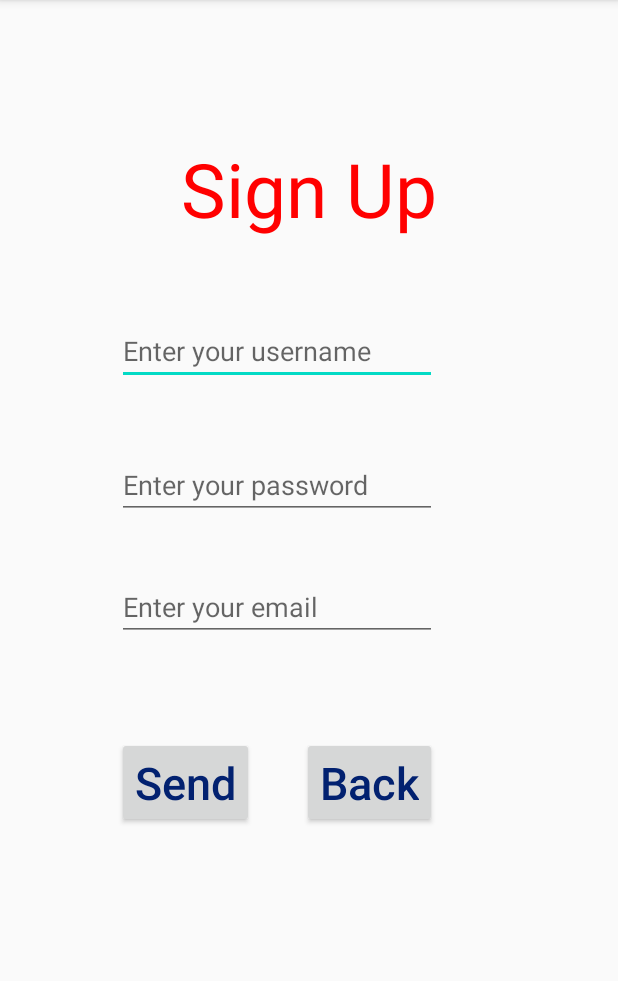
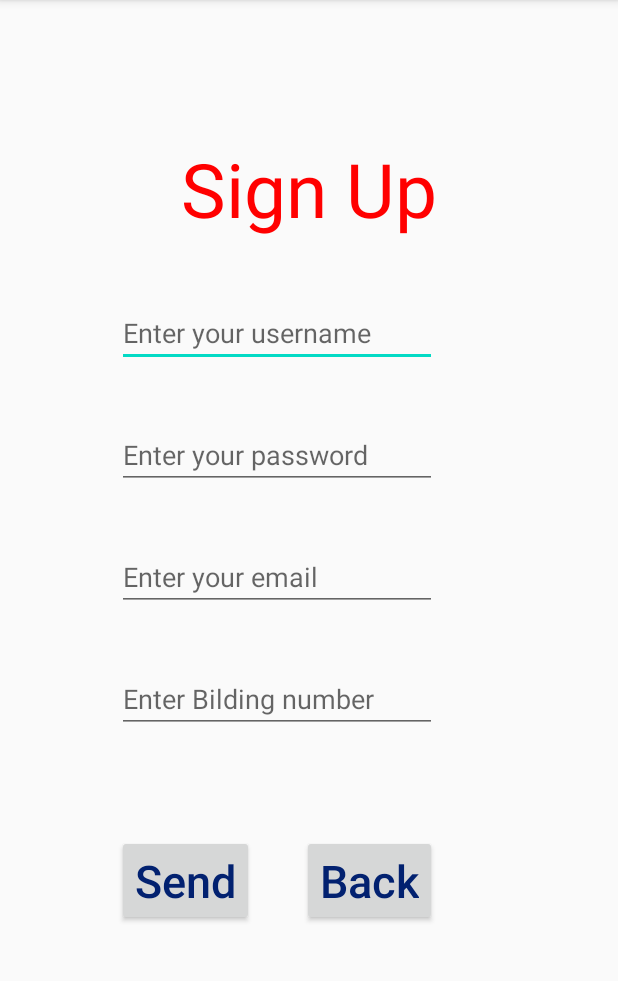
Before and after one commit to Nitzan-Beck/Free_Space, an Android app: the SingUp screen opened directly, with no data from a screen before it, on a phone screen of 412 x 824 dp, the part 84-1065 px from its top. Run offline under Robolectric (Android 15) with nearby library versions, the phone set to English and light mode, and no system bars.

Commit message:
28.12.2020

```diff
--- a/app/src/main/java/com/example/free_space/SingUp.java
+++ b/app/src/main/java/com/example/free_space/SingUp.java
@@ -5,9 +5,13 @@ import androidx.appcompat.app.AppCompatActivity;
 import android.content.Intent;
 import android.os.Bundle;
 import android.view.View;
+import android.widget.EditText;
+import android.widget.Toast;
 
 public class SingUp extends AppCompatActivity {
-
+    private EditText name;
+    private EditText pass;
+    private  EditText Email;
     @Override
     protected void onCreate(Bundle savedInstanceState) {
         super.onCreate(savedInstanceState);
@@ -15,6 +19,7 @@ public class SingUp extends AppCompatActivity {
     }
 
     public void btnSend(View view) {
+        Toast.makeText(this,"Name: "+ name.getText()+", Password: "+ pass.getText(),Toast.LENGTH_LONG).show();
 
     }
 
--- a/app/src/main/res/layout/activity_sing_up.xml
+++ b/app/src/main/res/layout/activity_sing_up.xml
@@ -23,22 +23,21 @@
         android:id="@+id/buttonSend"
         android:layout_width="wrap_content"
         android:layout_height="wrap_content"
-        android:layout_marginTop="64dp"
         android:onClick="btnSend"
         android:text="Send"
         android:textAllCaps="false"
         android:textColor="#022170"
         android:textSize="30sp"
-        app:layout_constraintEnd_toEndOf="@+id/NewUserEmail"
+        app:layout_constraintEnd_toStartOf="@+id/Back"
         app:layout_constraintHorizontal_bias="0.0"
-        app:layout_constraintStart_toStartOf="@+id/NewUserEmail"
-        app:layout_constraintTop_toBottomOf="@+id/NewUserEmail" />
+        app:layout_constraintStart_toStartOf="@+id/NewUserBuldingNum"
+        app:layout_constraintTop_toTopOf="@+id/Back" />
 
     <EditText
         android:id="@+id/NewUserName"
         android:layout_width="wrap_content"
         android:layout_height="wrap_content"
-        android:layout_marginTop="52dp"
+        android:layout_marginTop="40dp"
         android:ems="10"
         android:hint="Enter your username"
         android:inputType="textPersonName"
@@ -48,19 +47,6 @@
         app:layout_constraintTop_toBottomOf="@+id/txtSignUp" />
 
     <EditText
-        android:id="@+id/UserPassword"
-        android:layout_width="wrap_content"
-        android:layout_height="wrap_content"
-        android:layout_marginTop="44dp"
-        android:ems="10"
-        android:hint="Enter your password"
-        android:inputType="numberPassword"
-        app:layout_constraintEnd_toEndOf="@+id/NewUserName"
-        app:layout_constraintHorizontal_bias="0.0"
-        app:layout_constraintStart_toStartOf="@+id/NewUserName"
-        app:layout_constraintTop_toBottomOf="@+id/NewUserName" />
-
-    <EditText
         android:id="@+id/NewUserEmail"
         android:layout_width="wrap_content"
         android:layout_height="wrap_content"
@@ -68,23 +54,46 @@
         android:ems="10"
         android:hint="Enter your email"
         android:inputType="textEmailAddress"
-        app:layout_constraintEnd_toEndOf="@+id/UserPassword"
-        app:layout_constraintHorizontal_bias="0.0"
-        app:layout_constraintStart_toStartOf="@+id/UserPassword"
-        app:layout_constraintTop_toBottomOf="@+id/UserPassword" />
+        app:layout_constraintEnd_toEndOf="@+id/NewUserPassword"
+        app:layout_constraintStart_toStartOf="@+id/NewUserPassword"
+        app:layout_constraintTop_toBottomOf="@+id/NewUserPassword" />
 
     <Button
         android:id="@+id/Back"
         android:layout_width="wrap_content"
         android:layout_height="wrap_content"
-        android:layout_marginTop="64dp"
+        android:layout_marginTop="68dp"
         android:onClick="GoBack"
         android:text="Back"
         android:textAllCaps="false"
         android:textColor="#022170"
         android:textSize="30sp"
+        app:layout_constraintEnd_toEndOf="@+id/NewUserBuldingNum"
+        app:layout_constraintTop_toBottomOf="@+id/NewUserBuldingNum" />
+
+    <EditText
+        android:id="@+id/NewUserBuldingNum"
+        android:layout_width="wrap_content"
+        android:layout_height="wrap_content"
+        android:layout_marginTop="36dp"
+        android:ems="10"
+        android:hint="Enter Bilding number"
+        android:inputType="number"
         app:layout_constraintEnd_toEndOf="@+id/NewUserEmail"
-        app:layout_constraintHorizontal_bias="1.0"
-        app:layout_constraintStart_toEndOf="@+id/buttonSend"
+        app:layout_constraintHorizontal_bias="0.0"
+        app:layout_constraintStart_toStartOf="@+id/NewUserEmail"
         app:layout_constraintTop_toBottomOf="@+id/NewUserEmail" />
+
+    <EditText
+        android:id="@+id/NewUserPassword"
+        android:layout_width="wrap_content"
+        android:layout_height="wrap_content"
+        android:layout_marginTop="36dp"
+        android:ems="10"
+        android:hint="Enter your password"
+        android:inputType="textPassword"
+        app:layout_constraintEnd_toEndOf="@+id/NewUserName"
+        app:layout_constraintHorizontal_bias="0.0"
+        app:layout_constraintStart_toStartOf="@+id/NewUserName"
+        app:layout_constraintTop_toBottomOf="@+id/NewUserName" />
 </androidx.constraintlayout.widget.ConstraintLayout>
```
